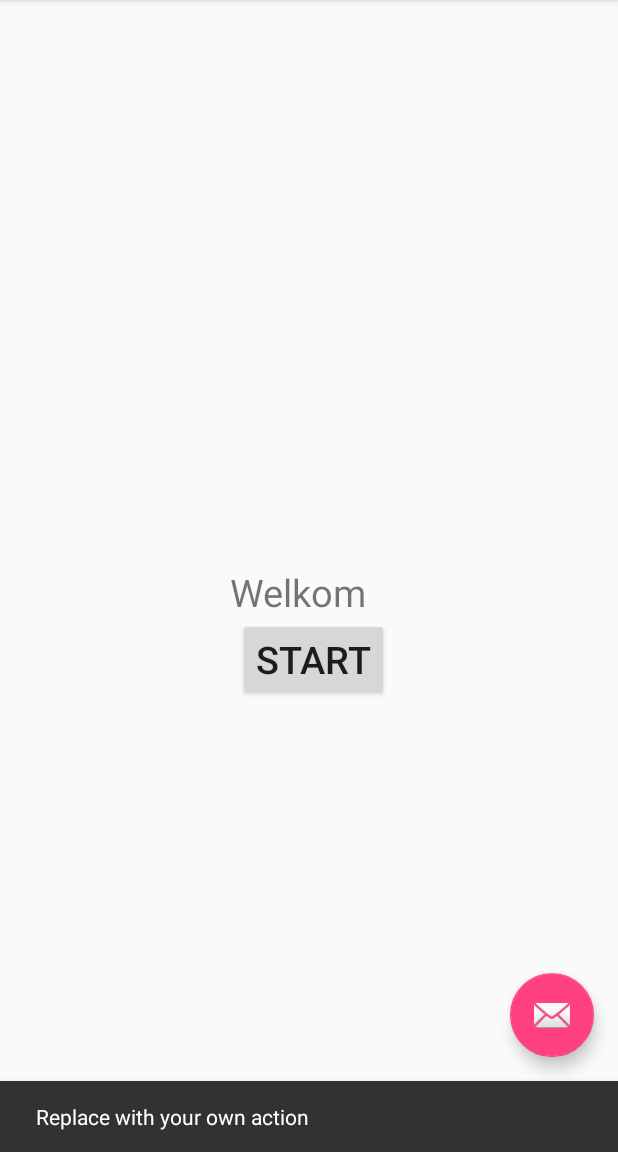
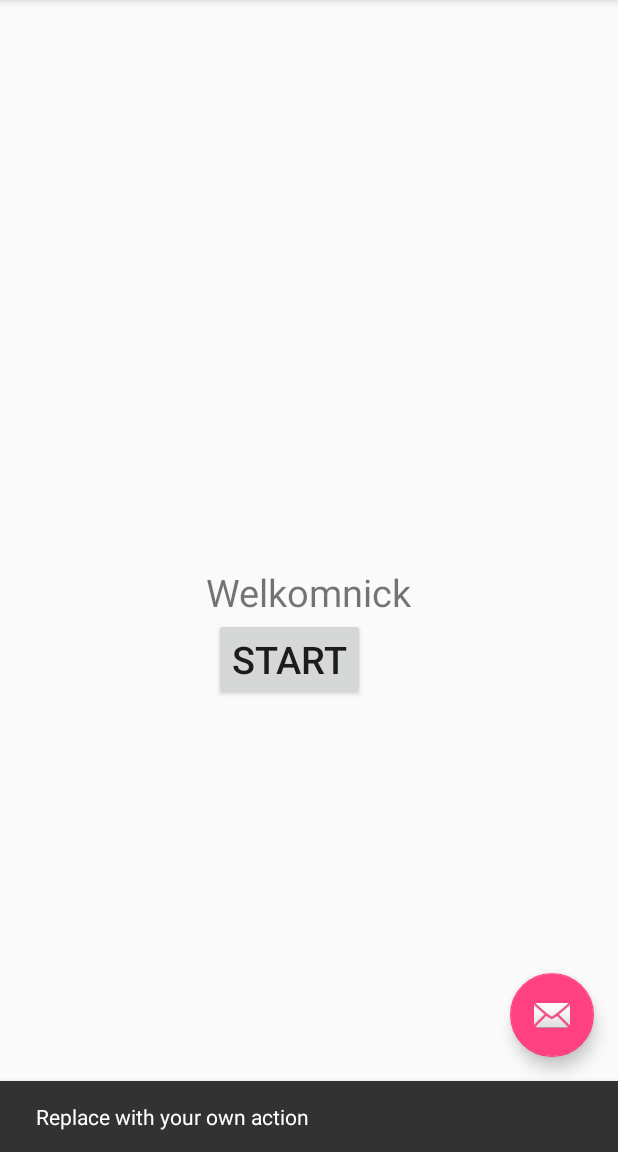
Before and after one commit to nickvandepaer/MobileDev, an Android app: the screen it shows after launch (MainActivity), after a tap on an icon or button, on a phone screen of 412 x 824 dp, the part 84-1236 px from its top. Run offline under Robolectric (Android 15) with nearby library versions, the phone set to English and light mode, and no system bars.

Commit message:
test nick

```diff
--- a/app/src/main/res/layout/content_main.xml
+++ b/app/src/main/res/layout/content_main.xml
@@ -29,7 +29,7 @@
                 android:id="@+id/welkomLbl"
                 android:layout_width="wrap_content"
                 android:layout_height="wrap_content"
-                android:text="Welkom"
+                android:text="Welkomnick"
                 android:textSize="25sp"
 
                 />
```
